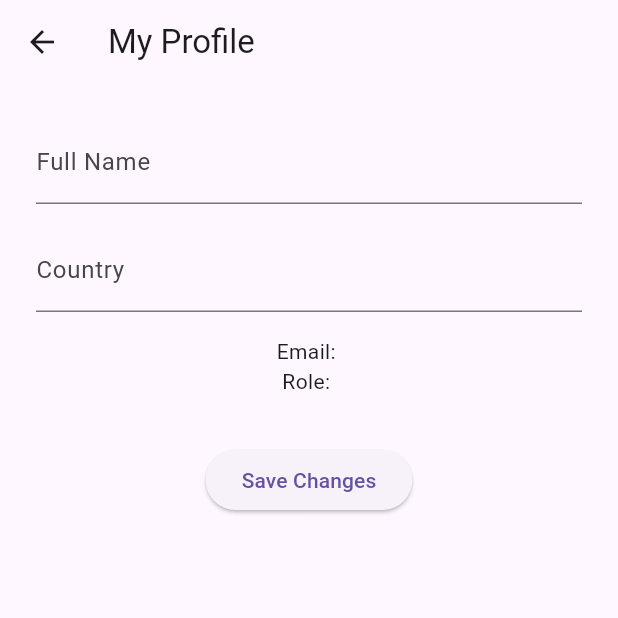
After one commit to pasindujayakodi77/ceylon, a Flutter app: the BusinessDashboardScreen screen opened directly, after a tap on the "person" icon, on a phone screen of 412 x 824 dp, the top half of it. The commit adds this screen. Run offline on Flutter 3.47's test engine with Material 3 defaults, Android fonts, the phone set to English and light mode, and no system bars; our stand-ins replace cloud_firestore, firebase_auth, firebase_core, flutter_bloc, google_sign_in, shared_preferences; accounts and stored records are empty.

Commit message:
Add ProfileScreen; implement profile loading and saving functionality with UI✏️

```diff
--- a/lib/features/home/presentation/screens/business_dashboard.dart
+++ b/lib/features/home/presentation/screens/business_dashboard.dart
@@ -1,3 +1,4 @@
+import 'package:ceylon/features/profile/presentation/screens/profile_screen.dart';
 import 'package:flutter/material.dart';
 
 class BusinessDashboardScreen extends StatelessWidget {
@@ -5,6 +6,22 @@ class BusinessDashboardScreen extends StatelessWidget {
 
   @override
   Widget build(BuildContext context) {
-    return const Scaffold(body: Center(child: Text("💼 Business Dashboard")));
+    return Scaffold(
+      appBar: AppBar(
+        title: const Text('Business Dashboard'),
+        actions: [
+          IconButton(
+            icon: const Icon(Icons.person),
+            onPressed: () {
+              Navigator.push(
+                context,
+                MaterialPageRoute(builder: (_) => const ProfileScreen()),
+              );
+            },
+          ),
+        ],
+      ),
+      body: const Center(child: Text("💼 Business Dashboard")),
+    );
   }
 }
--- a/lib/features/home/presentation/screens/home_screen.dart
+++ b/lib/features/home/presentation/screens/home_screen.dart
@@ -1,3 +1,4 @@
+import 'package:ceylon/features/profile/presentation/screens/profile_screen.dart';
 import 'package:flutter/material.dart';
 import 'package:firebase_auth/firebase_auth.dart';
 import 'package:ceylon/features/auth/presentation/screens/login_screen.dart';
@@ -14,6 +15,17 @@ class TouristHomeScreen extends StatelessWidget {
           children: [
             const Text("🏡 Home Screen — Logged In"),
             const SizedBox(height: 24),
+            // Profile IconButton
+            IconButton(
+              icon: const Icon(Icons.person),
+              onPressed: () {
+                Navigator.push(
+                  context,
+                  MaterialPageRoute(builder: (_) => const ProfileScreen()),
+                );
+              },
+            ),
+            const SizedBox(height: 16),
             ElevatedButton(
               onPressed: () async {
                 await FirebaseAuth.instance.signOut();
--- /dev/null
+++ b/lib/features/profile/presentation/screens/profile_screen.dart
@@ -0,0 +1,89 @@
+import 'package:cloud_firestore/cloud_firestore.dart';
+import 'package:firebase_auth/firebase_auth.dart';
+import 'package:flutter/material.dart';
+
+class ProfileScreen extends StatefulWidget {
+  const ProfileScreen({super.key});
+
+  @override
+  State<ProfileScreen> createState() => _ProfileScreenState();
+}
+
+class _ProfileScreenState extends State<ProfileScreen> {
+  final _name = TextEditingController();
+  final _country = TextEditingController();
+  String _email = '';
+  String _role = '';
+  bool _loading = true;
+
+  Future<void> _loadProfile() async {
+    final uid = FirebaseAuth.instance.currentUser!.uid;
+    final doc = await FirebaseFirestore.instance
+        .collection('users')
+        .doc(uid)
+        .get();
+
+    final data = doc.data();
+    if (data != null) {
+      _name.text = data['name'] ?? '';
+      _country.text = data['country'] ?? '';
+      _email = data['email'] ?? '';
+      _role = data['role'] ?? '';
+    }
+
+    setState(() => _loading = false);
+  }
+
+  Future<void> _saveProfile() async {
+    final uid = FirebaseAuth.instance.currentUser!.uid;
+    await FirebaseFirestore.instance.collection('users').doc(uid).update({
+      'name': _name.text,
+      'country': _country.text,
+    });
+
+    ScaffoldMessenger.of(
+      context,
+    ).showSnackBar(const SnackBar(content: Text('✅ Profile updated')));
+  }
+
+  @override
+  void initState() {
+    super.initState();
+    _loadProfile();
+  }
+
+  @override
+  Widget build(BuildContext context) {
+    if (_loading) {
+      return const Scaffold(body: Center(child: CircularProgressIndicator()));
+    }
+
+    return Scaffold(
+      appBar: AppBar(title: const Text("My Profile")),
+      body: Padding(
+        padding: const EdgeInsets.all(24),
+        child: Column(
+          children: [
+            TextField(
+              controller: _name,
+              decoration: const InputDecoration(labelText: 'Full Name'),
+            ),
+            const SizedBox(height: 16),
+            TextField(
+              controller: _country,
+              decoration: const InputDecoration(labelText: 'Country'),
+            ),
+            const SizedBox(height: 16),
+            Text("Email: $_email"),
+            Text("Role: $_role"),
+            const SizedBox(height: 32),
+            ElevatedButton(
+              onPressed: _saveProfile,
+              child: const Text("Save Changes"),
+            ),
+          ],
+        ),
+      ),
+    );
+  }
+}
```
